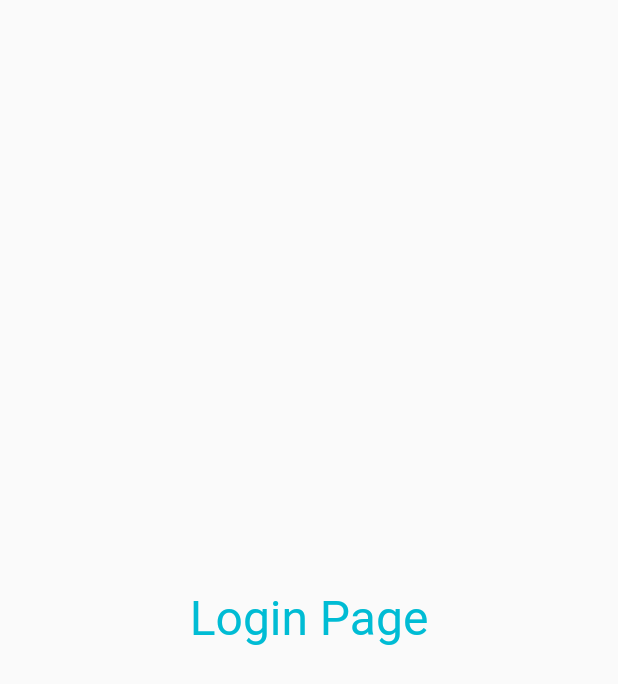
After one commit to natvar97/FlutterCatalog30DaysOfFlutter, a Flutter app: the screen it shows after launch, on a phone screen of 412 x 824 dp. The commit adds this screen. Shown: the top 684 px of the screen. Run offline on Flutter 3.47's test engine with Material 2 defaults, Android fonts, the phone set to English and light mode, and no system bars.

Commit message:
day3 completed

```diff
--- a/lib/main.dart
+++ b/lib/main.dart
@@ -1,5 +1,6 @@
 import 'package:flutter/material.dart';
-import 'package:flutter_catalog/home_page.dart';
+import 'package:flutter_catalog/pages/home_page.dart';
+import 'package:flutter_catalog/pages/login_page.dart';
 
 void main() {
   runApp(MyApp());
@@ -14,7 +15,19 @@ class MyApp extends StatelessWidget {
     // var age = 23;
 
     return MaterialApp(
-      home: HomePage(),
+      // home: HomePage(),
+      themeMode: ThemeMode.light,
+      theme: ThemeData(primarySwatch: Colors.blueGrey),
+      darkTheme: ThemeData(
+        brightness: Brightness.dark,
+        // primarySwatch: Colors.deepPurple,
+      ),
+      initialRoute: "/",
+      routes: {
+        "/": (context) => LoginPage(),
+        "/home": (context) => HomePage(),
+        "/login": (context) => LoginPage(),
+      },
     );
   }
 }
--- /dev/null
+++ b/lib/pages/login_page.dart
@@ -0,0 +1,19 @@
+import 'package:flutter/material.dart';
+
+class LoginPage extends StatelessWidget {
+  @override
+  Widget build(BuildContext context) {
+    return Material(
+      child: Center(
+        child: Text(
+          "Login Page",
+          style: TextStyle(
+            color: Colors.cyan,
+            fontSize: 16,
+          ),
+          textScaleFactor: 2.0,
+        ),
+      ),
+    );
+  }
+}
```
Also changed, not shown: lib/pages/home_page.dart (renamed from lib/home_page.dart).
